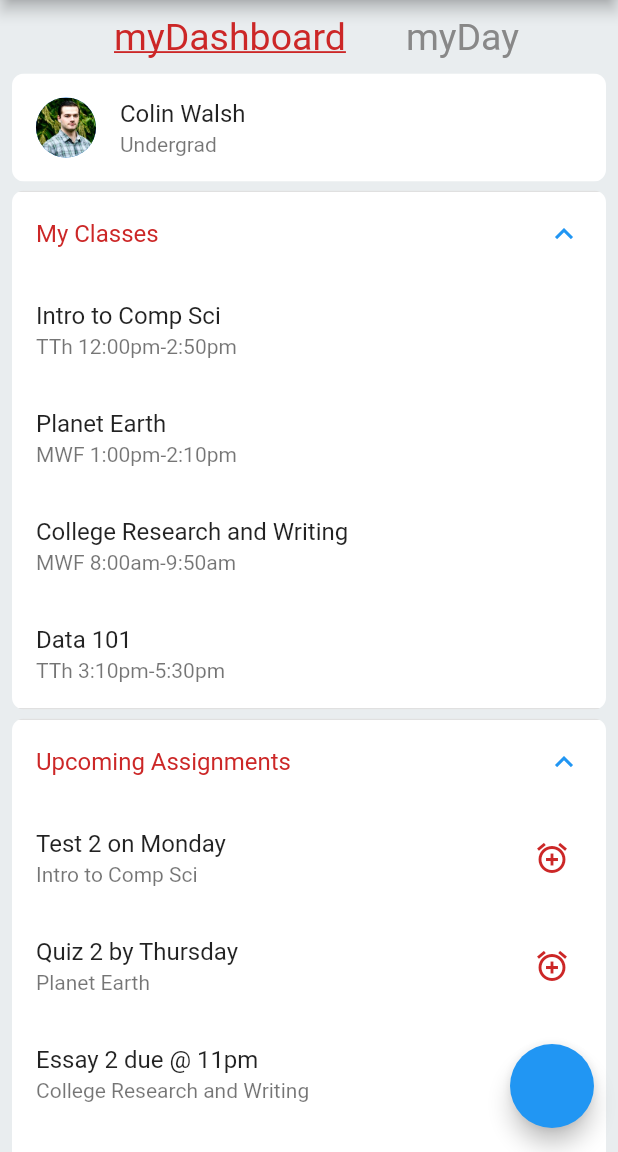
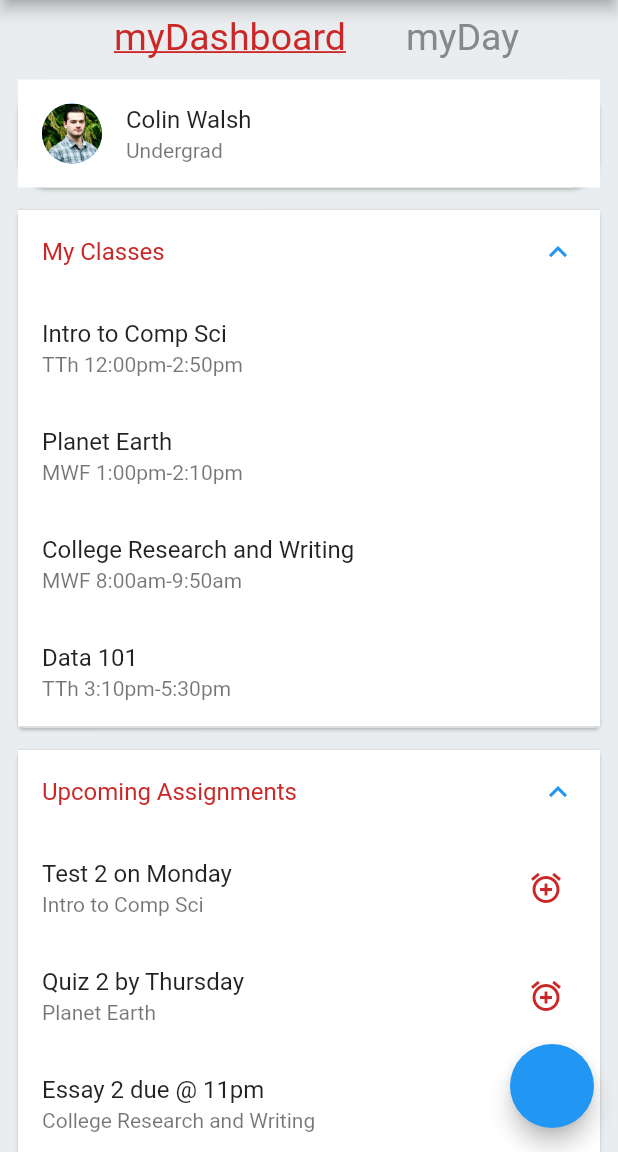
Before and after one commit to colinfwalsh/rutgers_flutter, a Flutter app: the screen it shows after launch, on a phone screen of 412 x 824 dp, the part 84-1236 px from its top. Run offline on Flutter 3.47's test engine with Material 2 defaults, Android fonts, the phone set to English and light mode, and no system bars; missing offline and left inert: flutter_webview_plugin.

Commit message:
Added cards for visual consistency

```diff
--- a/lib/main.dart
+++ b/lib/main.dart
@@ -92,8 +92,8 @@ class MyApp extends StatelessWidget {
               } else if (item is UserItem) {
                 return Container(
                     padding: EdgeInsets.only(left: 8.0, right: 8.0, bottom: 6.0, top: 10.0),
-                    child: ClipRRect(
-                        borderRadius: BorderRadius.circular(8.0),
+                    child: Card(
+                        shape: RoundedRectangleBorder(borderRadius: BorderRadius.circular(20.0)),
                         child: Container(
                             color: Colors.white,
                             child: ListTile(
@@ -110,8 +110,7 @@ class MyApp extends StatelessWidget {
               } else if (item is ScheduleItem) {
                 return Container(
                     padding: EdgeInsets.only(left: 8.0, right: 8.0, bottom: 6.0),
-                    child: ClipRRect(
-                      borderRadius: BorderRadius.circular(8.0),
+                    child: Card(
                       child: ExpansionTile(
                           title: Text("Upcoming Assignments", style: TextStyle(color: const Color(0xffcc2727))),
                           backgroundColor: Colors.white,
@@ -163,8 +162,7 @@ class MyApp extends StatelessWidget {
               } else if (item is ClassItem) {
                 return Container(
                     padding: EdgeInsets.only(left: 8.0, right: 8.0, bottom: 6.0),
-                    child: ClipRRect(
-                      borderRadius: BorderRadius.circular(8.0),
+                    child: Card(
                       child: ExpansionTile(
                           title: Text("My Classes", style: TextStyle(color: const Color(0xffcc2727))),
                           backgroundColor: Colors.white,
@@ -200,8 +198,7 @@ class MyApp extends StatelessWidget {
             } else if (item is DiningOptions) {
                 return Container(
                     padding: EdgeInsets.only(left: 8.0, right: 8.0, bottom: 6.0),
-                    child: ClipRRect(
-                        borderRadius: BorderRadius.circular(8.0),
+                    child: Card(
                         child: ExpansionTile(
                           title: Text("Dining Options", style: TextStyle(color: const Color(0xffcc2727))),
                           initiallyExpanded: true,
@@ -245,8 +242,7 @@ class MyApp extends StatelessWidget {
               } else if (item is BusFavorites) {
                 return Container(
                     padding: EdgeInsets.only(left: 8.0, right: 8.0, bottom: 6.0),
-                    child: ClipRRect(
-                        borderRadius: BorderRadius.circular(8.0),
+                    child: Card(
                         child: ExpansionTile(
                             title: Text("Favorited Bus Routes/Stops", style: TextStyle(color: const Color(0xffcc2727))),
                             initiallyExpanded: true,
```
